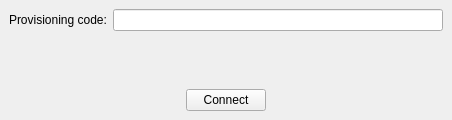
netvirt/netvirt, file dnc/src/gui/dnc.ui: the form before one commit.
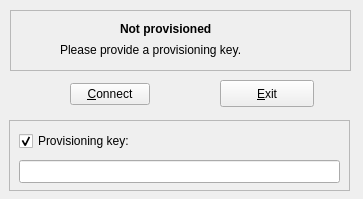
The form after the commit.

Commit message: show the connection state

What changed in the file:
```diff
--- a/dnc/src/gui/dnc.ui
+++ b/dnc/src/gui/dnc.ui
@@ -6,30 +6,135 @@
    <rect>
     <x>0</x>
     <y>0</y>
-    <width>452</width>
-    <height>120</height>
+    <width>363</width>
+    <height>199</height>
    </rect>
   </property>
   <property name="windowTitle">
    <string>DynVPN</string>
   </property>
   <widget class="QWidget" name="central_widget">
-   <layout class="QVBoxLayout" name="verticalLayout">
-    <item>
-     <layout class="QFormLayout" name="formLayout">
-      <item row="0" column="1">
-       <widget class="QLineEdit" name="provisioning_code_input"/>
-      </item>
-      <item row="0" column="0">
-       <widget class="QLabel" name="provisioning_code_label">
+   <widget class="QPushButton" name="exit_button">
+    <property name="geometry">
+     <rect>
+      <x>220</x>
+      <y>80</y>
+      <width>94</width>
+      <height>27</height>
+     </rect>
+    </property>
         <property name="text">
-         <string>Provisioning code:</string>
-        </property>
-       </widget>
-      </item>
-     </layout>
-    </item>
-    <item>
+     <string>&amp;Exit</string>
+    </property>
+   </widget>
+   <widget class="QFrame" name="frame">
+    <property name="geometry">
+     <rect>
+      <x>9</x>
+      <y>120</y>
+      <width>341</width>
+      <height>71</height>
+     </rect>
+    </property>
+    <property name="frameShape">
+     <enum>QFrame::StyledPanel</enum>
+    </property>
+    <property name="frameShadow">
+     <enum>QFrame::Raised</enum>
+    </property>
+    <widget class="QLineEdit" name="provisioning_key_input">
+     <property name="geometry">
+      <rect>
+       <x>10</x>
+       <y>40</y>
+       <width>321</width>
+       <height>23</height>
+      </rect>
+     </property>
+    </widget>
+    <widget class="QCheckBox" name="prov_key_checkBox">
+     <property name="enabled">
+      <bool>true</bool>
+     </property>
+     <property name="geometry">
+      <rect>
+       <x>10</x>
+       <y>10</y>
+       <width>141</width>
+       <height>22</height>
+      </rect>
+     </property>
+     <property name="text">
+      <string>Provisioning key:</string>
+     </property>
+     <property name="checked">
+      <bool>true</bool>
+     </property>
+    </widget>
+   </widget>
+   <widget class="QFrame" name="frame_2">
+    <property name="geometry">
+     <rect>
+      <x>10</x>
+      <y>10</y>
+      <width>341</width>
+      <height>61</height>
+     </rect>
+    </property>
+    <property name="frameShape">
+     <enum>QFrame::StyledPanel</enum>
+    </property>
+    <property name="frameShadow">
+     <enum>QFrame::Raised</enum>
+    </property>
+    <widget class="QLabel" name="connection_label">
+     <property name="geometry">
+      <rect>
+       <x>110</x>
+       <y>10</y>
+       <width>131</width>
+       <height>17</height>
+      </rect>
+     </property>
+     <property name="font">
+      <font>
+       <weight>75</weight>
+       <bold>true</bold>
+      </font>
+     </property>
+     <property name="text">
+      <string>Not provisioned</string>
+     </property>
+     <property name="scaledContents">
+      <bool>true</bool>
+     </property>
+    </widget>
+    <widget class="QLabel" name="info_label">
+     <property name="geometry">
+      <rect>
+       <x>50</x>
+       <y>30</y>
+       <width>251</width>
+       <height>20</height>
+      </rect>
+     </property>
+     <property name="text">
+      <string>Please provide a provisioning key.</string>
+     </property>
+     <property name="scaledContents">
+      <bool>true</bool>
+     </property>
+    </widget>
+   </widget>
+   <widget class="QWidget" name="">
+    <property name="geometry">
+     <rect>
+      <x>20</x>
+      <y>80</y>
+      <width>179</width>
+      <height>29</height>
+     </rect>
+    </property>
      <layout class="QHBoxLayout" name="horizontalLayout">
       <item>
        <spacer name="horizontalSpacer">
@@ -53,7 +158,7 @@
          </sizepolicy>
         </property>
         <property name="text">
-         <string>Connect</string>
+        <string>&amp;Connect</string>
         </property>
        </widget>
       </item>
@@ -71,8 +176,7 @@
        </spacer>
       </item>
      </layout>
-    </item>
-   </layout>
+   </widget>
   </widget>
  </widget>
  <resources/>
```
Lines whose indentation alone changed are shown as unchanged. The commit also changes 2 other files.
